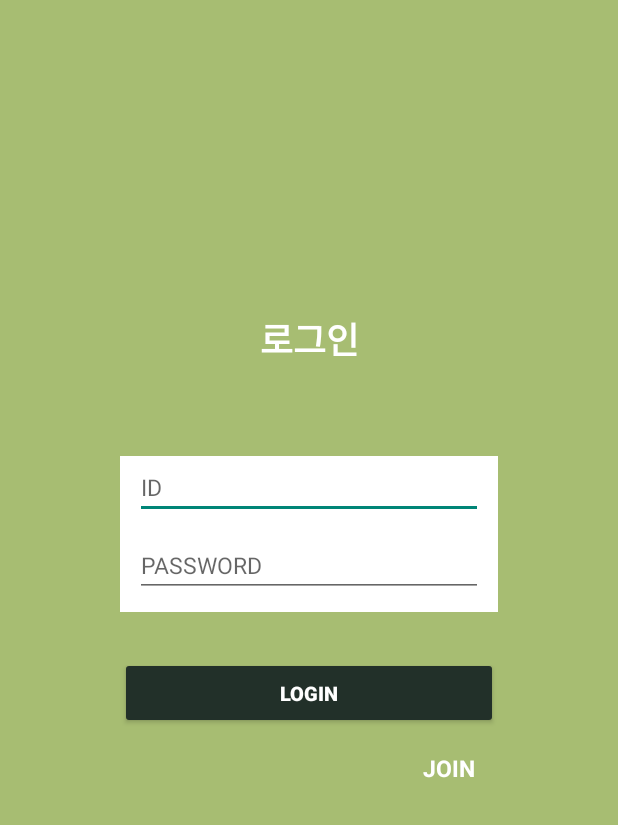
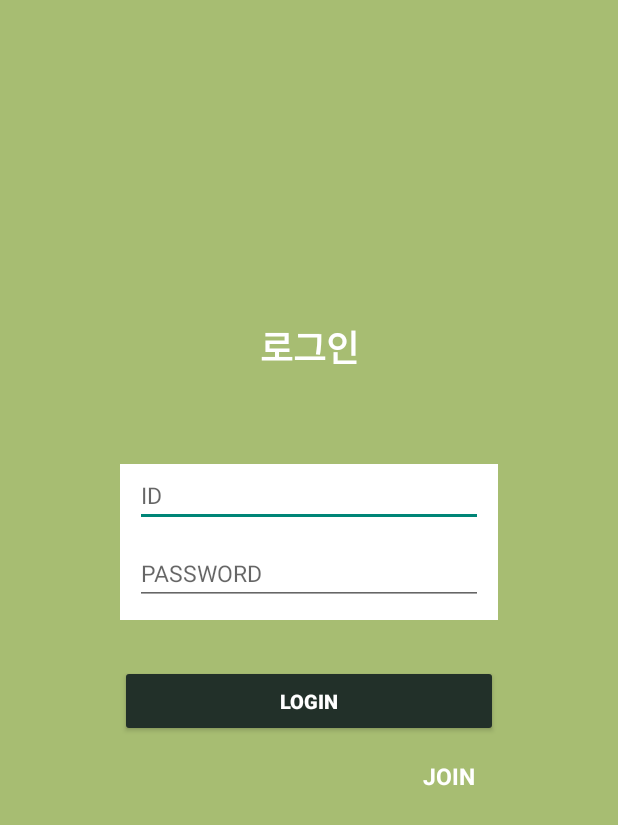
Before and after one commit to noranmuri/CampusTour, an Android app: the layout activity_login.xml on its own in the app's theme, with its tools: preview values and no code run, on a phone screen of 412 x 824 dp. Shown: the top 825 px of the screen. Run offline under Robolectric (Android 15) with nearby library versions, the phone set to English and light mode, and no system bars.

Commit message:
move login to signup

```diff
--- a/app/src/main/AndroidManifest.xml
+++ b/app/src/main/AndroidManifest.xml
@@ -14,6 +14,7 @@
         android:roundIcon="@mipmap/ic_launcher_round"
         android:supportsRtl="true"
         android:theme="@style/Theme.CampusTour">
+        <activity android:name=".SignupActivity"></activity>
         <activity android:name=".SplashActivity">
             <intent-filter>
                 <action android:name="android.intent.action.MAIN" />
@@ -22,9 +23,7 @@
             </intent-filter>
         </activity>
         <activity android:name=".LoginActivity" />
-        <activity android:name=".MainActivity">
-
-        </activity>
+        <activity android:name=".MainActivity"></activity>
 
         <meta-data
             android:name="com.google.android.geo.API_KEY"
--- a/app/src/main/java/com/example/campustour/SplashActivity.java
+++ b/app/src/main/java/com/example/campustour/SplashActivity.java
@@ -17,7 +17,7 @@ public class SplashActivity extends AppCompatActivity {
         handler.postDelayed(new Runnable() {
             @Override
             public void run() {
-                Intent intent = new Intent(getApplicationContext(),MainActivity.class);
+                Intent intent = new Intent(getApplicationContext(),LoginActivity.class);
                 startActivity(intent);
                 finish();
             }
--- a/app/src/main/res/layout/activity_login.xml
+++ b/app/src/main/res/layout/activity_login.xml
@@ -19,7 +19,7 @@
 
         <Space
             android:layout_width="match_parent"
-            android:layout_height="88dp" />
+            android:layout_height="93dp" />
 
         <TextView
             android:id="@+id/textView8"
@@ -68,6 +68,7 @@
             android:backgroundTint="#223029"/>
 
         <TextView
+            android:id="@+id/signup"
             android:layout_width="wrap_content"
             android:layout_height="wrap_content"
             android:layout_marginTop="15dp"
```
Also changed, not shown: app/src/main/java/com/example/campustour/LoginActivity.java (+19 -1 lines), app/src/main/java/com/example/campustour/SignupActivity.java (added, +15 -0 lines).
